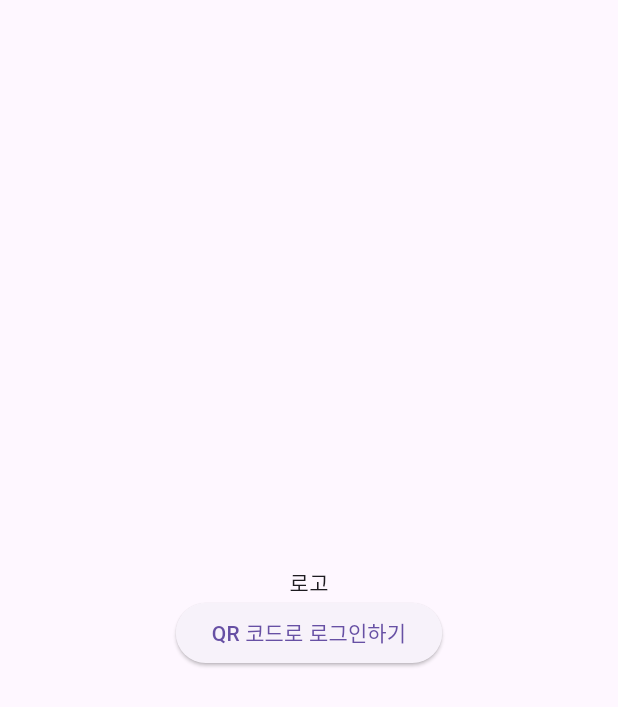
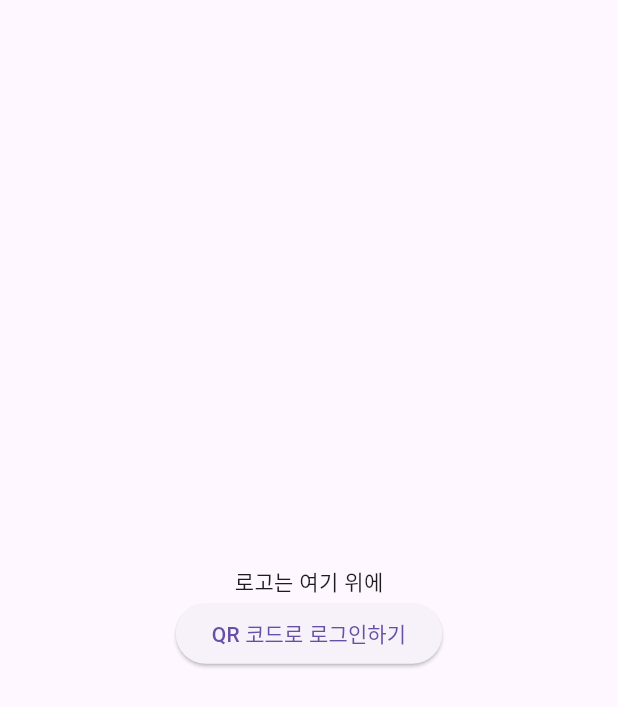
Before and after one commit to public-final-Project-PROJECT/DingDong-Flutter-for-Student, a Flutter app: the screen it shows after launch, on a phone screen of 412 x 824 dp. Shown: the top 707 px of the screen. Run offline on Flutter 3.47's test engine with Material 3 defaults, Android fonts, the light colour scheme and no system bars; our stand-ins replace dio, flutter_dotenv; missing offline and left inert: encrypt, mobile_scanner.

Commit message:
QR 로그인 해치우기 1.5트

```diff
--- a/lib/main.dart
+++ b/lib/main.dart
@@ -30,7 +30,7 @@
             child: Column(
               mainAxisAlignment: MainAxisAlignment.center,
               children: [
-                Text(_result ?? '로고'),
+                Text(_result ?? '로고는 여기 위에'),
                 ElevatedButton(
                   child: const Text('QR 코드로 로그인하기'),
                   onPressed: () => Navigator.of(context).push(
--- a/pubspec.yaml
+++ b/pubspec.yaml
@@ -41,6 +41,7 @@ dependencies:
   crypto: ^3.0.0
   mobile_scanner: ^6.0.2
   flutter_dotenv: ^5.2.1
+  flutter_secure_storage: ^4.2.1
 
 dev_dependencies:
   flutter_test:
```
Also changed, not shown: lib/home_screen.dart (+8 -2 lines), lib/scanner.dart (+5 -4 lines), pubspec.lock, 2 other files.
